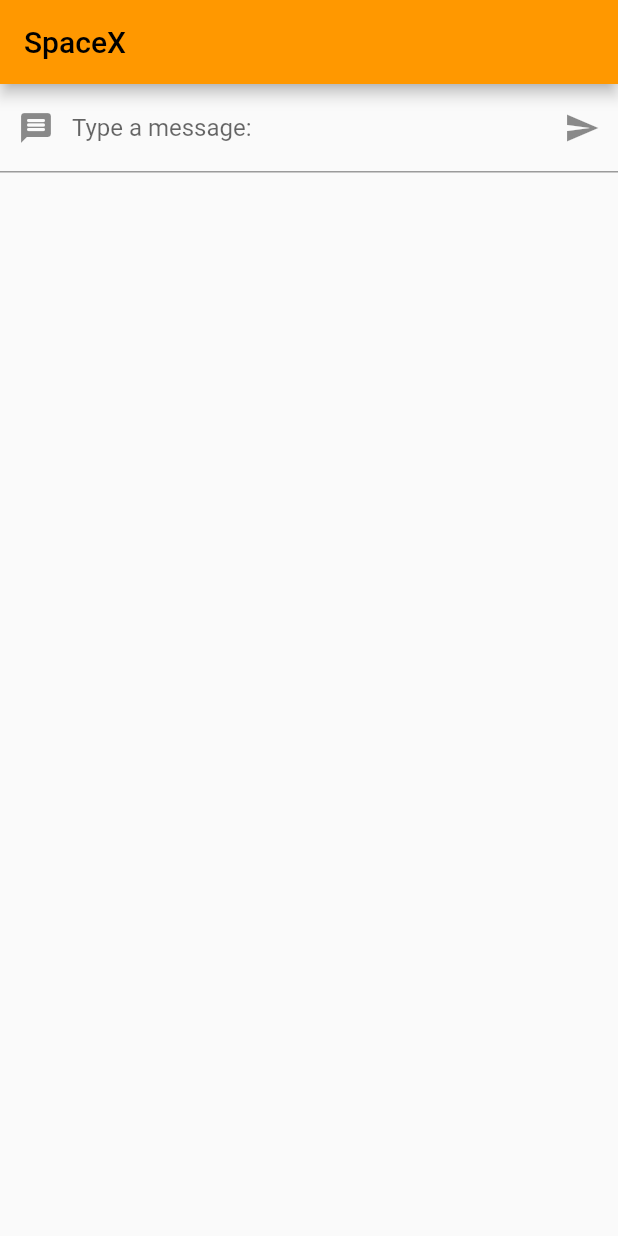
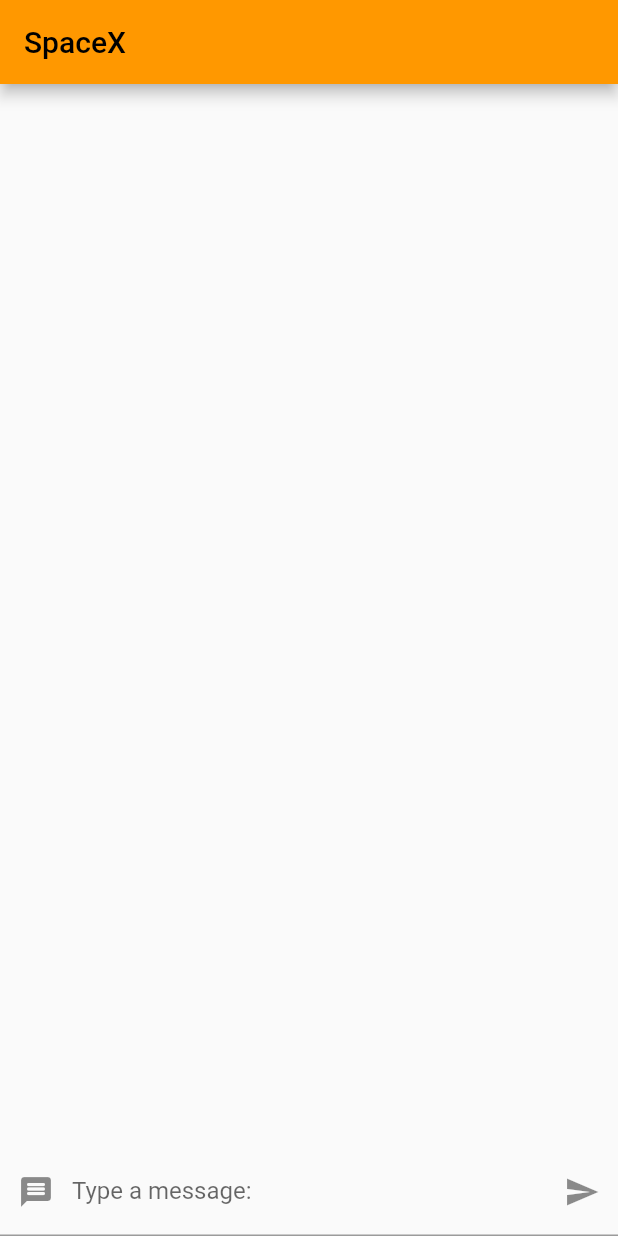
Before and after one commit to jonesy15/flutter_application_1, a Flutter app: the screen it shows after launch, on a phone screen of 412 x 824 dp. Run offline on Flutter 3.47's test engine with Material 2 defaults, Android fonts, the phone set to English and light mode, and no system bars.

Commit message:
add text to list and like ability

```diff
--- a/lib/main.dart
+++ b/lib/main.dart
@@ -2,6 +2,25 @@ import 'package:flutter/material.dart';
 
 void main() {
   runApp(const MyApp());
+}
+
+class Post {
+  //You are assuring flutter that you will initialize this in your code before its used.
+  late String body;
+  late String author;
+  int likes = 0;
+  bool userLiked = false;
+
+  Post(this.body, this.author);
+
+  void likePost() {
+    userLiked = !userLiked;
+    if (userLiked) {
+      likes += 1;
+    } else {
+      likes -= 1;
+    }
+  }
 }
 
 class MyApp extends StatelessWidget {
@@ -27,11 +46,13 @@ class MyHomePage extends StatefulWidget {
 }
 
 class MyHomePageWidgetState extends State<MyHomePage> {
-  String text = "";
+  List<Post> posts = [];
 
-  void changeText(String newText) {
+  void newPost(String newText) {
     setState(() {
-      text = newText;
+      // ignore: unnecessary_new
+      var post = new Post(newText, "Neil");
+      posts.add(post);
     });
   }
 
@@ -41,7 +62,14 @@ class MyHomePageWidgetState extends State<MyHomePage> {
       appBar: AppBar(
         title: const Text('SpaceX'),
       ),
-      body: Column(children: <Widget>[TextInputWidget(changeText), Text(text)]),
+      body: Column(children: <Widget>[
+        //expanded ensures everything within the child users as much as the available space as it can
+        Expanded(
+            child: PostList(
+          listItems: posts,
+        )),
+        TextInputWidget(newPost),
+      ]),
     );
   }
 }
@@ -66,6 +94,7 @@ class TextInputWidgetState extends State<TextInputWidget> {
   }
 
   void onClick() {
+    FocusScope.of(context).unfocus();
     widget.textCallback(controller.text);
     controller.clear();
   }
@@ -85,3 +114,53 @@ class TextInputWidgetState extends State<TextInputWidget> {
             )));
   }
 }
+
+class PostList extends StatefulWidget {
+  final List<Post> listItems;
+  const PostList({super.key, required this.listItems});
+  @override
+  PostListState createState() => PostListState();
+}
+
+class PostListState extends State<PostList> {
+  void Like(Function callback) {
+    setState(() {
+      callback();
+    });
+  }
+
+  @override
+  Widget build(BuildContext context) {
+    return ListView.builder(
+      itemCount: widget.listItems.length,
+      itemBuilder: (context, index) {
+        var post = widget.listItems[index];
+        return Card(
+          child: Row(children: <Widget>[
+            Expanded(
+                child: ListTile(
+              title: Text(post.body),
+              subtitle: Text(post.author),
+            )),
+            Row(
+              children: <Widget>[
+                Container(
+                  padding: const EdgeInsets.fromLTRB(0, 0, 10, 0),
+                  child: Text(
+                    post.likes.toString(),
+                    style: const TextStyle(fontSize: 20),
+                  ),
+                ),
+                IconButton(
+                  icon: const Icon(Icons.thumb_up_rounded),
+                  onPressed: () => Like(post.likePost),
+                  color: post.userLiked ? Colors.red : Colors.black,
+                )
+              ],
+            )
+          ]),
+        );
+      },
+    );
+  }
+}
```
